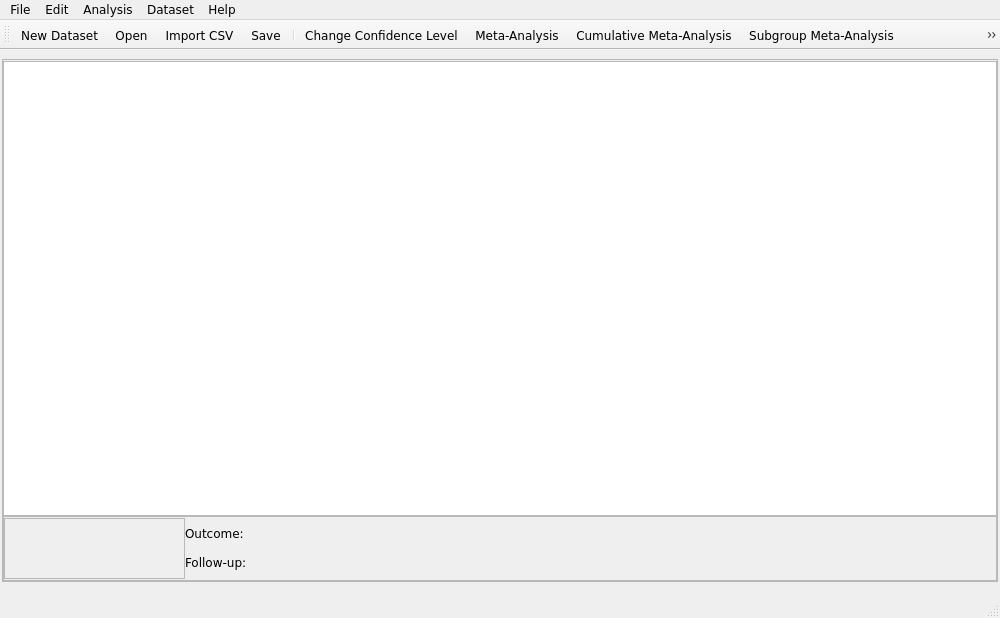
AliSalman-et-al/openmeta-analyst-community, file src/rc_metastudio/forms/meta.ui: the form before one commit.
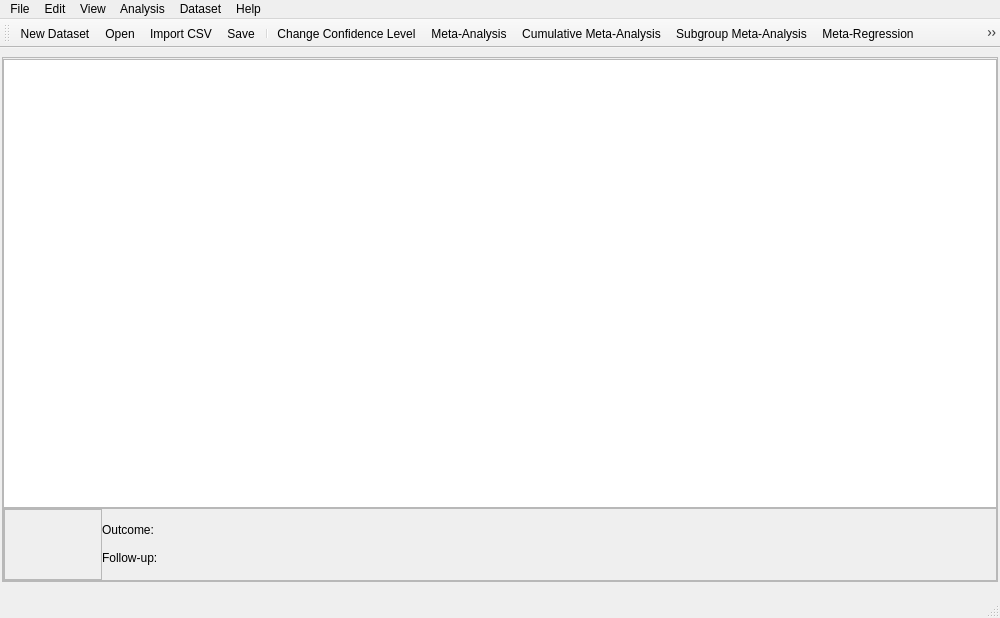
The form after the commit. Icons and pictures are not drawn.

Diff of the .ui file:
```diff
--- a/src/rc_metastudio/forms/meta.ui
+++ b/src/rc_metastudio/forms/meta.ui
@@ -10,11 +10,6 @@
     <height>618</height>
    </rect>
   </property>
-  <property name="font">
-   <font>
-    <family>Verdana</family>
-   </font>
-  </property>
   <property name="windowTitle">
    <string>RCMetaStudio</string>
   </property>
@@ -23,11 +18,6 @@
     <normaloff>:/misc/meta.png</normaloff>:/misc/meta.png</iconset>
   </property>
   <widget class="QWidget" name="centralwidget">
-   <property name="font">
-    <font>
-     <family>Verdana</family>
-    </font>
-   </property>
    <property name="cursor">
     <cursorShape>ArrowCursor</cursorShape>
    </property>
@@ -91,12 +81,6 @@
          </item>
          <item>
           <widget class="QFrame" name="frame">
-           <property name="minimumSize">
-            <size>
-             <width>0</width>
-             <height>65</height>
-            </size>
-           </property>
            <property name="frameShape">
             <enum>QFrame::StyledPanel</enum>
            </property>
@@ -117,39 +101,21 @@
               </property>
               <item>
                <widget class="QFrame" name="frame_2">
-                <property name="sizePolicy">
-                 <sizepolicy hsizetype="Fixed" vsizetype="Fixed">
-                  <horstretch>0</horstretch>
-                  <verstretch>0</verstretch>
-                 </sizepolicy>
-                </property>
-                <property name="minimumSize">
-                 <size>
-                  <width>181</width>
-                  <height>61</height>
-                 </size>
-                </property>
-                <property name="maximumSize">
-                 <size>
-                  <width>181</width>
-                  <height>61</height>
-                 </size>
-                </property>
                 <property name="frameShape">
                  <enum>QFrame::StyledPanel</enum>
                 </property>
                 <property name="frameShadow">
                  <enum>QFrame::Raised</enum>
                 </property>
+                <layout class="QGridLayout" name="navigationLayout">
+                 <property name="spacing">
+                  <number>0</number>
+                 </property>
+                 <property name="margin">
+                  <number>0</number>
+                 </property>
+                 <item row="1" column="0">
                 <widget class="QToolButton" name="nav_left_btn">
-                 <property name="geometry">
-                  <rect>
-                   <x>0</x>
-                   <y>10</y>
-                   <width>20</width>
-                   <height>41</height>
-                  </rect>
-                 </property>
                  <property name="text">
                   <string/>
                  </property>
@@ -157,25 +123,13 @@
                   <iconset resource="../images/icons.qrc">
                    <normaloff>:/misc/left_arrow.png</normaloff>:/misc/left_arrow.png</iconset>
                  </property>
-                 <property name="iconSize">
-                  <size>
-                   <width>64</width>
-                   <height>64</height>
-                  </size>
-                 </property>
                  <property name="autoRaise">
                   <bool>true</bool>
                  </property>
                 </widget>
+                 </item>
+                 <item row="0" column="1">
                 <widget class="QToolButton" name="nav_up_btn">
-                 <property name="geometry">
-                  <rect>
-                   <x>40</x>
-                   <y>0</y>
-                   <width>51</width>
-                   <height>20</height>
-                  </rect>
-                 </property>
                  <property name="text">
                   <string/>
                  </property>
@@ -183,25 +137,13 @@
                   <iconset resource="../images/icons.qrc">
                    <normaloff>:/misc/up_arrow.png</normaloff>:/misc/up_arrow.png</iconset>
                  </property>
-                 <property name="iconSize">
-                  <size>
-                   <width>64</width>
-                   <height>64</height>
-                  </size>
-                 </property>
                  <property name="autoRaise">
                   <bool>true</bool>
                  </property>
                 </widget>
+                 </item>
+                 <item row="2" column="1">
                 <widget class="QToolButton" name="nav_down_btn">
-                 <property name="geometry">
-                  <rect>
-                   <x>40</x>
-                   <y>40</y>
-                   <width>51</width>
-                   <height>20</height>
-                  </rect>
-                 </property>
                  <property name="text">
                   <string/>
                  </property>
@@ -209,12 +151,6 @@
                   <iconset resource="../images/icons.qrc">
                    <normaloff>:/misc/down_arrow.png</normaloff>:/misc/down_arrow.png</iconset>
                  </property>
-                 <property name="iconSize">
-                  <size>
-                   <width>64</width>
-                   <height>64</height>
-                  </size>
-                 </property>
                  <property name="toolButtonStyle">
                   <enum>Qt::ToolButtonIconOnly</enum>
                  </property>
@@ -225,22 +161,9 @@
                   <enum>Qt::NoArrow</enum>
                  </property>
                 </widget>
+                 </item>
+                 <item row="1" column="1">
                 <widget class="QLabel" name="nav_lbl">
-                 <property name="geometry">
-                  <rect>
-                   <x>20</x>
-                   <y>20</y>
-                   <width>91</width>
-                   <height>21</height>
-                  </rect>
-                 </property>
-                 <property name="font">
-                  <font>
-                   <pointsize>10</pointsize>
-                   <weight>50</weight>
-                   <bold>false</bold>
-                  </font>
-                 </property>
                  <property name="text">
                   <string/>
                  </property>
@@ -248,15 +171,9 @@
                   <set>Qt::AlignCenter</set>
                  </property>
                 </widget>
+                 </item>
+                 <item row="1" column="2">
                 <widget class="QToolButton" name="nav_right_btn">
-                 <property name="geometry">
-                  <rect>
-                   <x>110</x>
-                   <y>10</y>
-                   <width>20</width>
-                   <height>41</height>
-                  </rect>
-                 </property>
                  <property name="text">
                   <string/>
                  </property>
@@ -264,25 +181,13 @@
                   <iconset resource="../images/icons.qrc">
                    <normaloff>:/misc/right_arrow.png</normaloff>:/misc/right_arrow.png</iconset>
                  </property>
-                 <property name="iconSize">
-                  <size>
-                   <width>64</width>
-                   <height>64</height>
-                  </size>
-                 </property>
                  <property name="autoRaise">
                   <bool>true</bool>
                  </property>
                 </widget>
+                 </item>
+                 <item row="1" column="3">
                 <widget class="QToolButton" name="nav_add_btn">
-                 <property name="geometry">
-                  <rect>
-                   <x>130</x>
-                   <y>10</y>
-                   <width>51</width>
-                   <height>41</height>
-                  </rect>
-                 </property>
                  <property name="text">
                   <string/>
                  </property>
@@ -290,45 +195,18 @@
                   <iconset resource="../images/icons.qrc">
                    <normaloff>:/function_icon_set/function_icon_set/add_48.png</normaloff>:/function_icon_set/function_icon_set/add_48.png</iconset>
                  </property>
-                 <property name="iconSize">
-                  <size>
-                   <width>64</width>
-                   <height>64</height>
-                  </size>
-                 </property>
                  <property name="autoRaise">
                   <bool>true</bool>
                  </property>
                 </widget>
+                 </item>
+                </layout>
                </widget>
               </item>
               <item>
                <layout class="QGridLayout" name="gridLayout">
                 <item row="0" column="0">
                  <widget class="QLabel" name="label">
-                  <property name="sizePolicy">
-                   <sizepolicy hsizetype="Fixed" vsizetype="Fixed">
-                    <horstretch>0</horstretch>
-                    <verstretch>0</verstretch>
-                   </sizepolicy>
-                  </property>
-                  <property name="minimumSize">
-                   <size>
-                    <width>80</width>
-                    <height>25</height>
-                   </size>
-                  </property>
-                  <property name="maximumSize">
-                   <size>
-                    <width>80</width>
-                    <height>25</height>
-                   </size>
-                  </property>
-                  <property name="font">
-                   <font>
-                    <pointsize>9</pointsize>
-                   </font>
-                  </property>
                   <property name="text">
                    <string>Outcome:</string>
                   </property>
@@ -336,29 +214,6 @@
                 </item>
                 <item row="1" column="0">
                  <widget class="QLabel" name="label_3">
-                  <property name="sizePolicy">
-                   <sizepolicy hsizetype="Fixed" vsizetype="Fixed">
-                    <horstretch>0</horstretch>
-                    <verstretch>0</verstretch>
-                   </sizepolicy>
-                  </property>
-                  <property name="minimumSize">
-                   <size>
-                    <width>80</width>
-                    <height>25</height>
-                   </size>
-                  </property>
-                  <property name="maximumSize">
-                   <size>
-                    <width>80</width>
-                    <height>25</height>
-                   </size>
-                  </property>
-                  <property name="font">
-                   <font>
-                    <pointsize>9</pointsize>
-                   </font>
-                  </property>
                   <property name="text">
                    <string>Follow-up:</string>
                   </property>
@@ -372,17 +227,6 @@
                     <verstretch>0</verstretch>
                    </sizepolicy>
                   </property>
-                  <property name="minimumSize">
-                   <size>
-                    <width>80</width>
-                    <height>25</height>
-                   </size>
-                  </property>
-                  <property name="font">
-                   <font>
-                    <pointsize>9</pointsize>
-                   </font>
-                  </property>
                   <property name="text">
                    <string/>
                   </property>
@@ -396,17 +240,6 @@
                     <verstretch>0</verstretch>
                    </sizepolicy>
                   </property>
-                  <property name="minimumSize">
-                   <size>
-                    <width>80</width>
-                    <height>25</height>
-                   </size>
-                  </property>
-                  <property name="font">
-                   <font>
-                    <pointsize>9</pointsize>
-                   </font>
-                  </property>
                   <property name="text">
                    <string/>
                   </property>
@@ -459,11 +292,6 @@
     </rect>
    </property>
    <widget class="QMenu" name="menu_file">
-    <property name="font">
-     <font>
-      <family>Verdana</family>
-     </font>
-    </property>
     <property name="title">
      <string>File</string>
     </property>
@@ -524,8 +352,15 @@
     </property>
     <addaction name="action_about_legal"/>
    </widget>
+   <widget class="QMenu" name="menuView">
+    <property name="title">
+     <string>View</string>
+    </property>
+    <addaction name="action_auto_fit_columns"/>
+   </widget>
    <addaction name="menu_file"/>
    <addaction name="menuEdit"/>
+   <addaction name="menuView"/>
    <addaction name="menuAnalysis"/>
    <addaction name="menuDataset"/>
    <addaction name="menuHelp"/>
```
Left out of the diff: 5 changed lines with no effect on the pictures.
